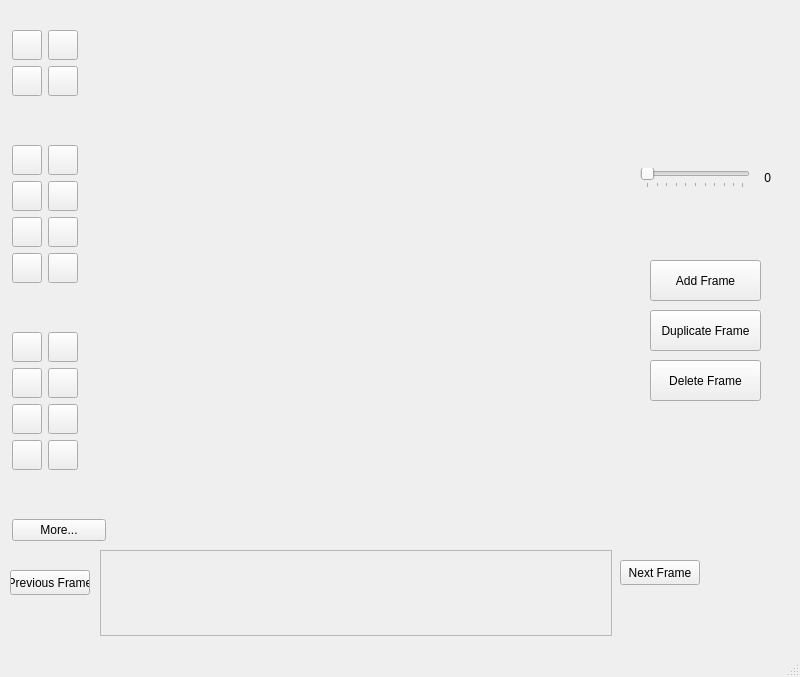
This is SpriteEditor/spriteeditorvc.ui in GT3CH1/sprite-editor as Qt 5 draws it before an edit. The edited form follows.
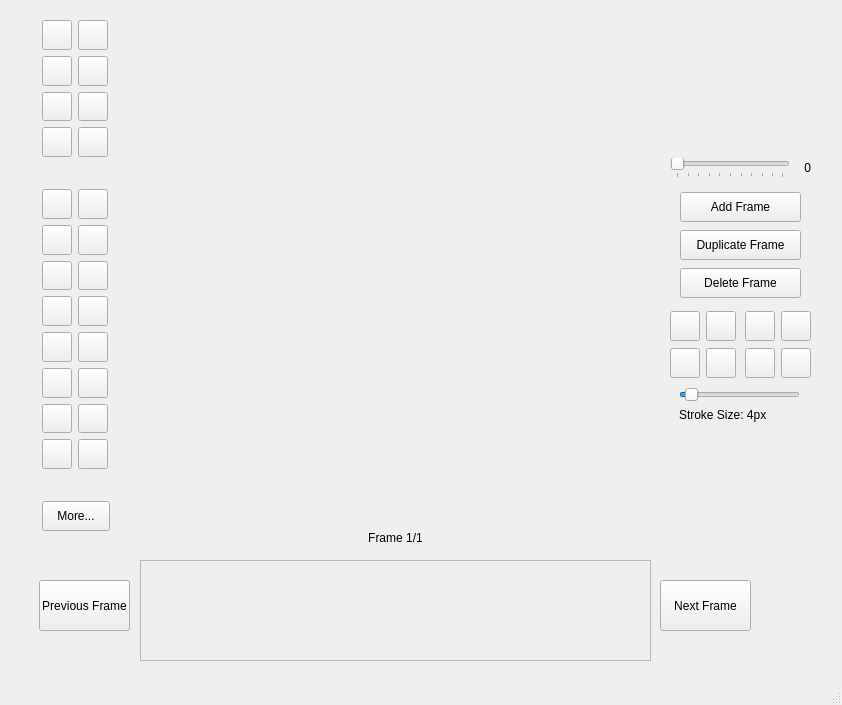
This is the edited form. Icons and pictures are not drawn. Custom widgets are drawn as their Qt base class.

Diff of the .ui file:
```diff
--- a/SpriteEditor/spriteeditorvc.ui
+++ b/SpriteEditor/spriteeditorvc.ui
@@ -6,43 +6,20 @@
    <rect>
     <x>0</x>
     <y>0</y>
-    <width>800</width>
-    <height>677</height>
+    <width>842</width>
+    <height>705</height>
    </rect>
   </property>
   <property name="windowTitle">
    <string>SpriteEditorVC</string>
   </property>
   <widget class="QWidget" name="centralwidget">
-   <widget class="QScrollArea" name="frameDisplay">
-    <property name="geometry">
-     <rect>
-      <x>100</x>
-      <y>550</y>
-      <width>512</width>
-      <height>86</height>
-     </rect>
-    </property>
-    <property name="widgetResizable">
-     <bool>true</bool>
-    </property>
-    <widget class="QWidget" name="scrollArea">
-     <property name="geometry">
-      <rect>
-       <x>0</x>
-       <y>0</y>
-       <width>510</width>
-       <height>84</height>
-      </rect>
-     </property>
-    </widget>
-   </widget>
    <widget class="QWidget" name="layoutWidget1">
     <property name="geometry">
      <rect>
-      <x>10</x>
-      <y>30</y>
-      <width>96</width>
+      <x>40</x>
+      <y>20</y>
+      <width>71</width>
       <height>511</height>
      </rect>
     </property>
@@ -66,125 +43,6 @@
       <number>2</number>
      </property>
      <item row="0" column="0">
-      <widget class="QPushButton" name="penToolButton">
-       <property name="enabled">
-        <bool>true</bool>
-       </property>
-       <property name="sizePolicy">
-        <sizepolicy hsizetype="Minimum" vsizetype="MinimumExpanding">
-         <horstretch>0</horstretch>
-         <verstretch>0</verstretch>
-        </sizepolicy>
-       </property>
-       <property name="maximumSize">
-        <size>
-         <width>30</width>
-         <height>30</height>
-        </size>
-       </property>
-       <property name="text">
-        <string/>
-       </property>
-       <property name="icon">
-        <iconset resource="resources.qrc">
-         <normaloff>:/res/pen.svg</normaloff>:/res/pen.svg</iconset>
-       </property>
-      </widget>
-     </item>
-     <item row="0" column="1">
-      <widget class="QPushButton" name="brushToolButton">
-       <property name="enabled">
-        <bool>true</bool>
-       </property>
-       <property name="sizePolicy">
-        <sizepolicy hsizetype="Minimum" vsizetype="MinimumExpanding">
-         <horstretch>0</horstretch>
-         <verstretch>0</verstretch>
-        </sizepolicy>
-       </property>
-       <property name="maximumSize">
-        <size>
-         <width>30</width>
-         <height>30</height>
-        </size>
-       </property>
-       <property name="text">
-        <string/>
-       </property>
-       <property name="icon">
-        <iconset resource="resources.qrc">
-         <normaloff>:/res/paint-brush.svg</normaloff>:/res/paint-brush.svg</iconset>
-       </property>
-      </widget>
-     </item>
-     <item row="1" column="0">
-      <widget class="QPushButton" name="eraserToolButton">
-       <property name="enabled">
-        <bool>true</bool>
-       </property>
-       <property name="sizePolicy">
-        <sizepolicy hsizetype="Minimum" vsizetype="MinimumExpanding">
-         <horstretch>0</horstretch>
-         <verstretch>0</verstretch>
-        </sizepolicy>
-       </property>
-       <property name="maximumSize">
-        <size>
-         <width>30</width>
-         <height>30</height>
-        </size>
-       </property>
-       <property name="text">
-        <string/>
-       </property>
-       <property name="icon">
-        <iconset resource="resources.qrc">
-         <normaloff>:/res/eraser.svg</normaloff>:/res/eraser.svg</iconset>
-       </property>
-      </widget>
-     </item>
-     <item row="1" column="1">
-      <widget class="QPushButton" name="toolButton4">
-       <property name="enabled">
-        <bool>true</bool>
-       </property>
-       <property name="sizePolicy">
-        <sizepolicy hsizetype="Minimum" vsizetype="MinimumExpanding">
-         <horstretch>0</horstretch>
-         <verstretch>0</verstretch>
-        </sizepolicy>
-       </property>
-       <property name="maximumSize">
-        <size>
-         <width>30</width>
-         <height>30</height>
-        </size>
-       </property>
-       <property name="text">
-        <string/>
-       </property>
-      </widget>
-     </item>
-     <item row="2" column="0" colspan="2">
-      <spacer name="horizontalSpacer">
-       <property name="sizePolicy">
-        <sizepolicy hsizetype="Minimum" vsizetype="Minimum">
-         <horstretch>0</horstretch>
-         <verstretch>0</verstretch>
-        </sizepolicy>
-       </property>
-       <property name="orientation">
-        <enum>Qt::Horizontal</enum>
-       </property>
-       <property name="sizeHint" stdset="0">
-        <size>
-         <width>40</width>
-         <height>20</height>
-        </size>
-       </property>
-      </spacer>
-     </item>
-     <item row="3" column="0">
       <widget class="QPushButton" name="primaryColorButton1">
        <property name="enabled">
         <bool>true</bool>
@@ -206,7 +64,7 @@
        </property>
       </widget>
      </item>
-     <item row="3" column="1">
+     <item row="0" column="1">
       <widget class="QPushButton" name="primaryColorButton2">
        <property name="enabled">
         <bool>true</bool>
@@ -228,7 +86,7 @@
        </property>
       </widget>
      </item>
-     <item row="4" column="0">
+     <item row="1" column="0">
       <widget class="QPushButton" name="primaryColorButton3">
        <property name="enabled">
         <bool>true</bool>
@@ -250,7 +108,7 @@
        </property>
       </widget>
      </item>
-     <item row="4" column="1">
+     <item row="1" column="1">
       <widget class="QPushButton" name="primaryColorButton4">
        <property name="enabled">
         <bool>true</bool>
@@ -272,7 +130,7 @@
        </property>
       </widget>
      </item>
-     <item row="5" column="0">
+     <item row="2" column="0">
       <widget class="QPushButton" name="primaryColorButton5">
        <property name="enabled">
         <bool>true</bool>
@@ -294,7 +152,7 @@
        </property>
       </widget>
      </item>
-     <item row="5" column="1">
+     <item row="2" column="1">
       <widget class="QPushButton" name="primaryColorButton6">
        <property name="enabled">
         <bool>true</bool>
@@ -316,7 +174,7 @@
        </property>
       </widget>
      </item>
-     <item row="6" column="0">
+     <item row="3" column="0">
       <widget class="QPushButton" name="primaryColorButton7">
        <property name="enabled">
         <bool>true</bool>
@@ -338,7 +196,7 @@
        </property>
       </widget>
      </item>
-     <item row="6" column="1">
+     <item row="3" column="1">
       <widget class="QPushButton" name="primaryColorButton8">
        <property name="enabled">
         <bool>true</bool>
@@ -360,7 +218,7 @@
        </property>
       </widget>
      </item>
-     <item row="7" column="0" colspan="2">
+     <item row="4" column="0" colspan="2">
       <spacer name="horizontalSpacer_2">
        <property name="sizePolicy">
         <sizepolicy hsizetype="Minimum" vsizetype="Minimum">
@@ -379,7 +237,7 @@
        </property>
       </spacer>
      </item>
-     <item row="8" column="0">
+     <item row="5" column="0">
       <widget class="QPushButton" name="customColorButton1">
        <property name="enabled">
         <bool>true</bool>
@@ -401,7 +259,7 @@
        </property>
       </widget>
      </item>
-     <item row="8" column="1">
+     <item row="5" column="1">
       <widget class="QPushButton" name="customColorButton2">
        <property name="enabled">
         <bool>true</bool>
@@ -423,7 +281,7 @@
        </property>
       </widget>
      </item>
-     <item row="9" column="0">
+     <item row="6" column="0">
       <widget class="QPushButton" name="customColorButton3">
        <property name="enabled">
         <bool>true</bool>
@@ -445,7 +303,7 @@
        </property>
       </widget>
      </item>
-     <item row="9" column="1">
+     <item row="6" column="1">
       <widget class="QPushButton" name="customColorButton4">
        <property name="enabled">
         <bool>true</bool>
@@ -467,7 +325,7 @@
        </property>
       </widget>
      </item>
-     <item row="10" column="0">
+     <item row="7" column="0">
       <widget class="QPushButton" name="customColorButton5">
        <property name="enabled">
         <bool>true</bool>
@@ -489,7 +347,7 @@
        </property>
       </widget>
      </item>
-     <item row="10" column="1">
+     <item row="7" column="1">
       <widget class="QPushButton" name="customColorButton6">
        <property name="enabled">
         <bool>true</bool>
@@ -511,7 +369,7 @@
        </property>
       </widget>
      </item>
-     <item row="11" column="0">
+     <item row="8" column="0">
       <widget class="QPushButton" name="customColorButton7">
        <property name="enabled">
         <bool>true</bool>
@@ -533,7 +391,7 @@
        </property>
       </widget>
      </item>
-     <item row="11" column="1">
+     <item row="8" column="1">
       <widget class="QPushButton" name="customColorButton8">
        <property name="enabled">
         <bool>true</bool>
@@ -555,21 +413,209 @@
        </property>
       </widget>
      </item>
-     <item row="12" column="0" colspan="2">
-      <spacer name="horizontalSpacer_3">
-       <property name="orientation">
-        <enum>Qt::Horizontal</enum>
+     <item row="9" column="0">
+      <widget class="QPushButton" name="customColorButton9">
+       <property name="enabled">
+        <bool>true</bool>
        </property>
-       <property name="sizeHint" stdset="0">
+       <property name="sizePolicy">
+        <sizepolicy hsizetype="Minimum" vsizetype="MinimumExpanding">
+         <horstretch>0</horstretch>
+         <verstretch>0</verstretch>
+        </sizepolicy>
+       </property>
+       <property name="maximumSize">
         <size>
-         <width>40</width>
-         <height>20</height>
+         <width>30</width>
+         <height>30</height>
         </size>
        </property>
-      </spacer>
+       <property name="text">
+        <string/>
+       </property>
+      </widget>
+     </item>
+     <item row="9" column="1">
+      <widget class="QPushButton" name="customColorButton10">
+       <property name="enabled">
+        <bool>true</bool>
+       </property>
+       <property name="sizePolicy">
+        <sizepolicy hsizetype="Minimum" vsizetype="MinimumExpanding">
+         <horstretch>0</horstretch>
+         <verstretch>0</verstretch>
+        </sizepolicy>
+       </property>
+       <property name="maximumSize">
+        <size>
+         <width>30</width>
+         <height>30</height>
+        </size>
+       </property>
+       <property name="text">
+        <string/>
+       </property>
+      </widget>
+     </item>
+     <item row="10" column="0">
+      <widget class="QPushButton" name="customColorButton11">
+       <property name="enabled">
+        <bool>true</bool>
+       </property>
+       <property name="sizePolicy">
+        <sizepolicy hsizetype="Minimum" vsizetype="MinimumExpanding">
+         <horstretch>0</horstretch>
+         <verstretch>0</verstretch>
+        </sizepolicy>
+       </property>
+       <property name="maximumSize">
+        <size>
+         <width>30</width>
+         <height>30</height>
+        </size>
+       </property>
+       <property name="text">
+        <string/>
+       </property>
+      </widget>
+     </item>
+     <item row="10" column="1">
+      <widget class="QPushButton" name="customColorButton12">
+       <property name="enabled">
+        <bool>true</bool>
+       </property>
+       <property name="sizePolicy">
+        <sizepolicy hsizetype="Minimum" vsizetype="MinimumExpanding">
+         <horstretch>0</horstretch>
+         <verstretch>0</verstretch>
+        </sizepolicy>
+       </property>
+       <property name="maximumSize">
+        <size>
+         <width>30</width>
+         <height>30</height>
+        </size>
+       </property>
+       <property name="text">
+        <string/>
+       </property>
+      </widget>
+     </item>
+     <item row="11" column="0">
+      <widget class="QPushButton" name="customColorButton13">
+       <property name="enabled">
+        <bool>true</bool>
+       </property>
+       <property name="sizePolicy">
+        <sizepolicy hsizetype="Minimum" vsizetype="MinimumExpanding">
+         <horstretch>0</horstretch>
+         <verstretch>0</verstretch>
+        </sizepolicy>
+       </property>
+       <property name="maximumSize">
+        <size>
+         <width>30</width>
+         <height>30</height>
+        </size>
+       </property>
+       <property name="text">
+        <string/>
+       </property>
+      </widget>
+     </item>
+     <item row="11" column="1">
+      <widget class="QPushButton" name="customColorButton14">
+       <property name="enabled">
+        <bool>true</bool>
+       </property>
+       <property name="sizePolicy">
+        <sizepolicy hsizetype="Minimum" vsizetype="MinimumExpanding">
+         <horstretch>0</horstretch>
+         <verstretch>0</verstretch>
+        </sizepolicy>
+       </property>
+       <property name="maximumSize">
+        <size>
+         <width>30</width>
+         <height>30</height>
+        </size>
+       </property>
+       <property name="text">
+        <string/>
+       </property>
+      </widget>
+     </item>
+     <item row="12" column="0">
+      <widget class="QPushButton" name="customColorButton15">
+       <property name="enabled">
+        <bool>true</bool>
+       </property>
+       <property name="sizePolicy">
+        <sizepolicy hsizetype="Minimum" vsizetype="MinimumExpanding">
+         <horstretch>0</horstretch>
+         <verstretch>0</verstretch>
+        </sizepolicy>
+       </property>
+       <property name="maximumSize">
+        <size>
+         <width>30</width>
+         <height>30</height>
+        </size>
+       </property>
+       <property name="text">
+        <string/>
+       </property>
+      </widget>
+     </item>
+     <item row="12" column="1">
+      <widget class="QPushButton" name="customColorButton16">
+       <property name="enabled">
+        <bool>true</bool>
+       </property>
+       <property name="sizePolicy">
+        <sizepolicy hsizetype="Minimum" vsizetype="MinimumExpanding">
+         <horstretch>0</horstretch>
+         <verstretch>0</verstretch>
+        </sizepolicy>
+       </property>
+       <property name="maximumSize">
+        <size>
+         <width>30</width>
+         <height>30</height>
+        </size>
+       </property>
+       <property name="text">
+        <string/>
+       </property>
+      </widget>
      </item>
      <item row="13" column="0" colspan="2">
+      <spacer name="horizontalSpacer_3">
+       <property name="orientation">
+        <enum>Qt::Horizontal</enum>
+       </property>
+       <property name="sizeHint" stdset="0">
+        <size>
+         <width>40</width>
+         <height>20</height>
+        </size>
+       </property>
+      </spacer>
+     </item>
+     <item row="14" column="0" colspan="2">
       <widget class="QPushButton" name="customColorButtonChange">
+       <property name="minimumSize">
+        <size>
+         <width>0</width>
+         <height>30</height>
+        </size>
+       </property>
+       <property name="maximumSize">
+        <size>
+         <width>68</width>
+         <height>16777215</height>
+        </size>
+       </property>
        <property name="text">
         <string>More...</string>
        </property>
@@ -580,9 +626,9 @@
    <widget class="QWidget" name="layoutWidget">
     <property name="geometry">
      <rect>
-      <x>640</x>
-      <y>30</y>
-      <width>131</width>
+      <x>670</x>
+      <y>20</y>
+      <width>141</width>
       <height>161</height>
      </rect>
     </property>
@@ -643,8 +689,8 @@
    <widget class="RenderArea" name="mainCanvas" native="true">
     <property name="geometry">
      <rect>
-      <x>100</x>
-      <y>30</y>
+      <x>140</x>
+      <y>20</y>
       <width>512</width>
       <height>512</height>
      </rect>
@@ -671,7 +717,7 @@
    <widget class="QWidget" name="menuWidget" native="true">
     <property name="geometry">
      <rect>
-      <x>49</x>
+      <x>79</x>
       <y>0</y>
       <width>141</width>
       <height>21</height>
@@ -684,52 +730,13 @@
      </sizepolicy>
     </property>
    </widget>
-   <widget class="QPushButton" name="addFrameButton">
-    <property name="geometry">
-     <rect>
-      <x>650</x>
-      <y>260</y>
-      <width>111</width>
-      <height>41</height>
-     </rect>
-    </property>
-    <property name="text">
-     <string>Add Frame</string>
-    </property>
-   </widget>
-   <widget class="QPushButton" name="duplicateFrameButton">
-    <property name="geometry">
-     <rect>
-      <x>650</x>
-      <y>310</y>
-      <width>111</width>
-      <height>41</height>
-     </rect>
-    </property>
-    <property name="text">
-     <string>Duplicate Frame</string>
-    </property>
-   </widget>
-   <widget class="QPushButton" name="deleteFrameButton">
-    <property name="geometry">
-     <rect>
-      <x>650</x>
-      <y>360</y>
-      <width>111</width>
-      <height>41</height>
-     </rect>
-    </property>
-    <property name="text">
-     <string>Delete Frame</string>
-    </property>
-   </widget>
    <widget class="QPushButton" name="lastFrameButton">
     <property name="geometry">
      <rect>
-      <x>10</x>
-      <y>570</y>
-      <width>80</width>
-      <height>25</height>
+      <x>39</x>
+      <y>580</y>
+      <width>91</width>
+      <height>51</height>
      </rect>
     </property>
     <property name="text">
@@ -739,16 +746,460 @@
    <widget class="QPushButton" name="nextFrameButton">
     <property name="geometry">
      <rect>
-      <x>620</x>
-      <y>560</y>
-      <width>80</width>
-      <height>25</height>
+      <x>660</x>
+      <y>580</y>
+      <width>91</width>
+      <height>51</height>
      </rect>
     </property>
     <property name="text">
      <string>Next Frame</string>
     </property>
    </widget>
+   <widget class="QLabel" name="frameLabel">
+    <property name="geometry">
+     <rect>
+      <x>140</x>
+      <y>530</y>
+      <width>511</width>
+      <height>16</height>
+     </rect>
+    </property>
+    <property name="text">
+     <string>Frame 1/1</string>
+    </property>
+    <property name="textFormat">
+     <enum>Qt::AutoText</enum>
+    </property>
+    <property name="alignment">
+     <set>Qt::AlignCenter</set>
+    </property>
+   </widget>
+   <widget class="QScrollArea" name="frameDisplay">
+    <property name="geometry">
+     <rect>
+      <x>140</x>
+      <y>560</y>
+      <width>511</width>
+      <height>101</height>
+     </rect>
+    </property>
+    <property name="maximumSize">
+     <size>
+      <width>16777215</width>
+      <height>16777215</height>
+     </size>
+    </property>
+    <property name="verticalScrollBarPolicy">
+     <enum>Qt::ScrollBarAlwaysOff</enum>
+    </property>
+    <property name="sizeAdjustPolicy">
+     <enum>QAbstractScrollArea::AdjustToContents</enum>
+    </property>
+    <property name="widgetResizable">
+     <bool>true</bool>
+    </property>
+    <property name="alignment">
+     <set>Qt::AlignRight|Qt::AlignTop|Qt::AlignTrailing</set>
+    </property>
+    <widget class="QWidget" name="scrollAreaWidgetContents">
+     <property name="geometry">
+      <rect>
+       <x>0</x>
+       <y>0</y>
+       <width>509</width>
+       <height>99</height>
+      </rect>
+     </property>
+     <widget class="QWidget" name="scrollAreaWidget" native="true">
+      <property name="geometry">
+       <rect>
+        <x>0</x>
+        <y>0</y>
+        <width>511</width>
+        <height>71</height>
+       </rect>
+      </property>
+      <property name="sizePolicy">
+       <sizepolicy hsizetype="Minimum" vsizetype="Preferred">
+        <horstretch>0</horstretch>
+        <verstretch>0</verstretch>
+       </sizepolicy>
+      </property>
+     </widget>
+    </widget>
+   </widget>
+   <widget class="QWidget" name="layoutWidget">
+    <property name="geometry">
+     <rect>
+      <x>680</x>
+      <y>190</y>
+      <width>121</width>
+      <height>111</height>
+     </rect>
+    </property>
+    <layout class="QVBoxLayout" name="verticalLayout">
+     <item>
+      <widget class="QPushButton" name="addFrameButton">
+       <property name="minimumSize">
+        <size>
+         <width>0</width>
+         <height>30</height>
+        </size>
+       </property>
+       <property name="text">
+        <string>Add Frame</string>
+       </property>
+      </widget>
+     </item>
+     <item>
+      <widget class="QPushButton" name="duplicateFrameButton">
+       <property name="minimumSize">
+        <size>
+         <width>0</width>
+         <height>30</height>
+        </size>
+       </property>
+       <property name="text">
+        <string>Duplicate Frame</string>
+       </property>
+      </widget>
+     </item>
+     <item>
+      <widget class="QPushButton" name="deleteFrameButton">
+       <property name="minimumSize">
+        <size>
+         <width>0</width>
+         <height>30</height>
+        </size>
+       </property>
+       <property name="text">
+        <string>Delete Frame</string>
+       </property>
+      </widget>
+     </item>
+    </layout>
+   </widget>
+   <widget class="QWidget" name="layoutWidget">
+    <property name="geometry">
+     <rect>
+      <x>679</x>
+      <y>379</y>
+      <width>121</width>
+      <height>51</height>
+     </rect>
+    </property>
+    <layout class="QFormLayout" name="formLayout">
+     <property name="labelAlignment">
+      <set>Qt::AlignCenter</set>
+     </property>
+     <property name="formAlignment">
+      <set>Qt::AlignCenter</set>
+     </property>
+     <item row="0" column="0" colspan="2">
+      <widget class="QSlider" name="toolSizeSlider">
+       <property name="minimum">
+        <number>1</number>
+       </property>
+       <property name="maximum">
+        <number>64</number>
+       </property>
+       <property name="value">
+        <number>4</number>
+       </property>
+       <property name="orientation">
+        <enum>Qt::Horizontal</enum>
+       </property>
+      </widget>
+     </item>
+     <item row="1" column="0" colspan="2">
+      <widget class="QLabel" name="strokeSizeLabel">
+       <property name="text">
+        <string>Stroke Size: 4px</string>
+       </property>
+      </widget>
+     </item>
+    </layout>
+   </widget>
+   <widget class="QWidget" name="layoutWidget">
+    <property name="geometry">
+     <rect>
+      <x>670</x>
+      <y>310</y>
+      <width>144</width>
+      <height>70</height>
+     </rect>
+    </property>
+    <layout class="QHBoxLayout" name="horizontalLayout">
+     <item>
+      <layout class="QFormLayout" name="formLayout_3">
+       <item row="0" column="0">
+        <widget class="QPushButton" name="penToolButton">
+         <property name="enabled">
+          <bool>true</bool>
+         </property>
+         <property name="sizePolicy">
+          <sizepolicy hsizetype="Expanding" vsizetype="Expanding">
+           <horstretch>0</horstretch>
+           <verstretch>0</verstretch>
+          </sizepolicy>
+         </property>
+         <property name="minimumSize">
+          <size>
+           <width>30</width>
+           <height>30</height>
+          </size>
+         </property>
+         <property name="maximumSize">
+          <size>
+           <width>30</width>
+           <height>30</height>
+          </size>
+         </property>
+         <property name="text">
+          <string/>
+         </property>
+         <property name="icon">
+          <iconset resource="resources.qrc">
+           <normaloff>:/res/pen.svg</normaloff>:/res/pen.svg</iconset>
+         </property>
+        </widget>
+       </item>
+       <item row="0" column="1">
+        <widget class="QPushButton" name="brushToolButton">
+         <property name="enabled">
+          <bool>true</bool>
+         </property>
+         <property name="sizePolicy">
+          <sizepolicy hsizetype="Expanding" vsizetype="Expanding">
+           <horstretch>0</horstretch>
+           <verstretch>0</verstretch>
+          </sizepolicy>
+         </property>
+         <property name="minimumSize">
+          <size>
+           <width>30</width>
+           <height>30</height>
+          </size>
+         </property>
+         <property name="maximumSize">
+          <size>
+           <width>30</width>
+           <height>30</height>
+          </size>
+         </property>
+         <property name="text">
+          <string/>
+         </property>
+         <property name="icon">
+          <iconset resource="resources.qrc">
+           <normaloff>:/res/paint-brush.svg</normaloff>:/res/paint-brush.svg</iconset>
+         </property>
+        </widget>
+       </item>
+       <item row="1" column="0">
+        <widget class="QPushButton" name="eraserToolButton">
+         <property name="enabled">
+          <bool>true</bool>
+         </property>
+         <property name="sizePolicy">
+          <sizepolicy hsizetype="Expanding" vsizetype="Expanding">
+           <horstretch>0</horstretch>
+           <verstretch>0</verstretch>
+          </sizepolicy>
+         </property>
+         <property name="minimumSize">
+          <size>
+           <width>30</width>
+           <height>30</height>
+          </size>
+         </property>
+         <property name="maximumSize">
+          <size>
+           <width>30</width>
+           <height>30</height>
+          </size>
+         </property>
+         <property name="text">
+          <string/>
+         </property>
+         <property name="icon">
+          <iconset resource="resources.qrc">
+           <normaloff>:/res/eraser.svg</normaloff>:/res/eraser.svg</iconset>
+         </property>
+        </widget>
+       </item>
+       <item row="1" column="1">
+        <widget class="QPushButton" name="softEraserButton">
+         <property name="enabled">
+          <bool>true</bool>
+         </property>
+         <property name="sizePolicy">
+          <sizepolicy hsizetype="Expanding" vsizetype="Expanding">
+           <horstretch>0</horstretch>
+           <verstretch>0</verstretch>
+          </sizepolicy>
+         </property>
+         <property name="minimumSize">
+          <size>
+           <width>30</width>
+           <height>30</height>
+          </size>
+         </property>
+         <property name="maximumSize">
+          <size>
+           <width>30</width>
+           <height>30</height>
+          </size>
+         </property>
+         <property name="text">
+          <string/>
+         </property>
+         <property name="icon">
+          <iconset resource="resources.qrc">
+           <normaloff>:/res/soft-eraser.svg</normaloff>:/res/soft-eraser.svg</iconset>
+         </property>
+        </widget>
+       </item>
+      </layout>
+     </item>
+     <item>
+      <layout class="QFormLayout" name="formLayout_4">
+       <item row="0" column="0">
+        <widget class="QPushButton" name="sprayCanButton">
+         <property name="enabled">
+          <bool>true</bool>
+         </property>
+         <property name="sizePolicy">
+          <sizepolicy hsizetype="Expanding" vsizetype="Expanding">
+           <horstretch>0</horstretch>
+           <verstretch>0</verstretch>
+          </sizepolicy>
+         </property>
+         <property name="minimumSize">
+          <size>
+           <width>30</width>
+           <height>30</height>
+          </size>
+         </property>
+         <property name="maximumSize">
+          <size>
+           <width>30</width>
+           <height>30</height>
+          </size>
+         </property>
+         <property name="text">
+          <string/>
+         </property>
+         <property name="icon">
+          <iconset resource="resources.qrc">
+           <normaloff>:/res/spray-can.svg</normaloff>:/res/spray-can.svg</iconset>
+         </property>
+        </widget>
+       </item>
+       <item row="0" column="1">
+        <widget class="QPushButton" name="rainbowButton">
+         <property name="enabled">
+          <bool>true</bool>
+         </property>
+         <property name="sizePolicy">
+          <sizepolicy hsizetype="Expanding" vsizetype="Expanding">
+           <horstretch>0</horstretch>
+           <verstretch>0</verstretch>
+          </sizepolicy>
+         </property>
+         <property name="minimumSize">
+          <size>
+           <width>30</width>
+           <height>30</height>
+          </size>
+         </property>
+         <property name="maximumSize">
+          <size>
+           <width>30</width>
+           <height>30</height>
+          </size>
+         </property>
+         <property name="text">
+          <string/>
+         </property>
+         <property name="icon">
+          <iconset resource="resources.qrc">
+           <normaloff>:/res/rainbow.svg</normaloff>:/res/rainbow.svg</iconset>
+         </property>
+        </widget>
+       </item>
+       <item row="1" column="0">
+        <widget class="QPushButton" name="gaussianButton">
+         <property name="enabled">
+          <bool>true</bool>
+         </property>
+         <property name="sizePolicy">
+          <sizepolicy hsizetype="Expanding" vsizetype="Expanding">
+           <horstretch>0</horstretch>
+           <verstretch>0</verstretch>
+          </sizepolicy>
+         </property>
+         <property name="minimumSize">
+          <size>
+           <width>30</width>
+           <height>30</height>
+          </size>
+         </property>
+         <property name="maximumSize">
+          <size>
+           <width>30</width>
+           <height>30</height>
+          </size>
+         </property>
+         <property name="text">
+          <string/>
+         </property>
+         <property name="icon">
+          <iconset resource="resources.qrc">
+           <normaloff>:/res/blur.svg</normaloff>:/res/blur.svg</iconset>
+         </property>
+        </widget>
+       </item>
+       <item row="1" column="1">
+        <widget class="QPushButton" name="invertButton">
+         <property name="enabled">
+          <bool>true</bool>
+         </property>
+         <property name="sizePolicy">
+          <sizepolicy hsizetype="Expanding" vsizetype="Expanding">
+           <horstretch>0</horstretch>
+           <verstretch>0</verstretch>
+          </sizepolicy>
+         </property>
+         <property name="minimumSize">
+          <size>
+           <width>30</width>
+           <height>30</height>
+          </size>
+         </property>
+         <property name="maximumSize">
+          <size>
+           <width>30</width>
+           <height>30</height>
+          </size>
+         </property>
+         <property name="text">
+          <string/>
+         </property>
+         <property name="icon">
+          <iconset resource="resources.qrc">
+           <normaloff>:/res/invert.svg</normaloff>:/res/invert.svg</iconset>
+         </property>
+        </widget>
+       </item>
+      </layout>
+     </item>
+    </layout>
+   </widget>
+   <zorder>layoutWidget</zorder>
+   <zorder>layoutWidget</zorder>
+   <zorder>layoutWidget</zorder>
    <zorder>mainCanvas</zorder>
    <zorder>frameDisplay</zorder>
    <zorder>layoutWidget1</zorder>
```
Left out of the diff: 32 changed lines with no effect on the pictures.
